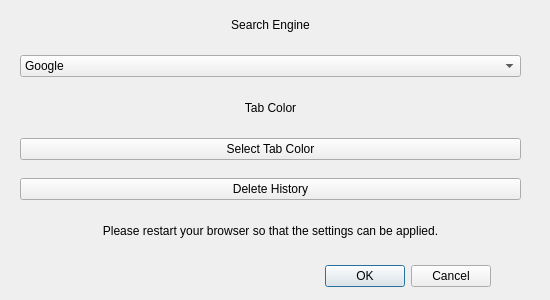
First picture: the form in ankabrowsersettings.ui, repository lexionq/Anka, before the edit.
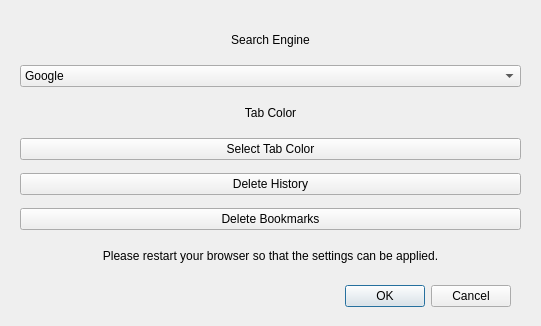
Second picture: the form after the edit. Icons and pictures are not drawn.

What changed in the file:
```diff
--- a/ankabrowsersettings.ui
+++ b/ankabrowsersettings.ui
@@ -6,8 +6,8 @@
    <rect>
     <x>0</x>
     <y>0</y>
-    <width>550</width>
-    <height>300</height>
+    <width>541</width>
+    <height>326</height>
    </rect>
   </property>
   <property name="windowTitle">
@@ -20,8 +20,8 @@
   <widget class="QDialogButtonBox" name="buttonBox">
    <property name="geometry">
     <rect>
-     <x>150</x>
-     <y>260</y>
+     <x>170</x>
+     <y>280</y>
      <width>341</width>
      <height>32</height>
     </rect>
@@ -37,7 +37,7 @@
    <property name="geometry">
     <rect>
      <x>20</x>
-     <y>0</y>
+     <y>20</y>
      <width>501</width>
      <height>261</height>
     </rect>
@@ -168,6 +168,13 @@
       </property>
      </widget>
     </item>
+    <item>
+     <widget class="QPushButton" name="delete_bookmarks_but">
+      <property name="text">
+       <string>Delete Bookmarks</string>
+      </property>
+     </widget>
+    </item>
     <item>
      <widget class="QLabel" name="label">
       <property name="maximumSize">
```
